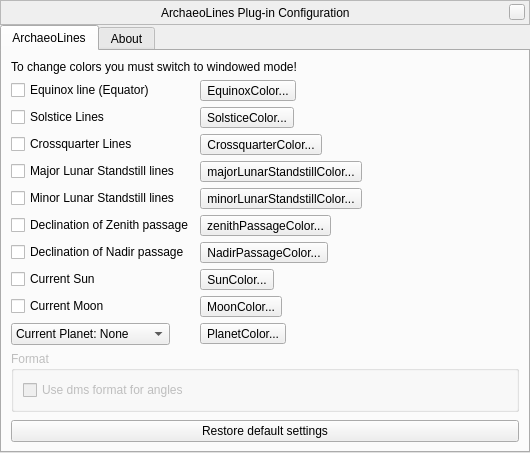
Before: the Qt Designer form plugins/ArchaeoLines/src/gui/archaeoLinesDialog.ui in 519984307/stellarium_src, drawn with Qt 5.
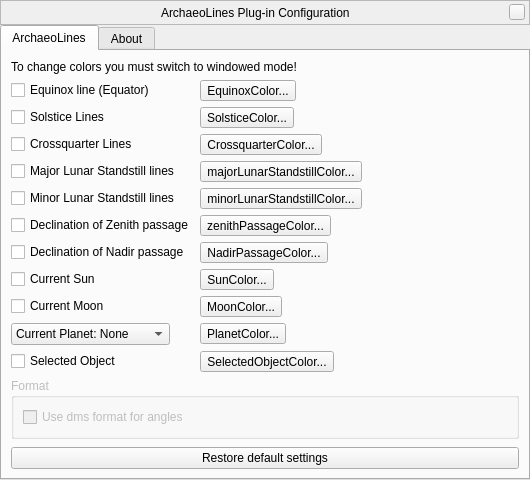
After: the same form once the commit is applied. Custom widgets are drawn as their Qt base class.

Commit message: Added line for declination of selected object. Removed debug messages.

What changed in the file:
```diff
--- a/plugins/ArchaeoLines/src/gui/archaeoLinesDialog.ui
+++ b/plugins/ArchaeoLines/src/gui/archaeoLinesDialog.ui
@@ -342,6 +342,20 @@
            </property>
           </widget>
          </item>
+         <item row="10" column="0">
+          <widget class="QCheckBox" name="selectedObjectCheckBox">
+           <property name="text">
+            <string>Selected Object</string>
+           </property>
+          </widget>
+         </item>
+         <item row="10" column="1">
+          <widget class="QToolButton" name="selectedObjectColorToolButton">
+           <property name="text">
+            <string>SelectedObjectColor...</string>
+           </property>
+          </widget>
+         </item>
         </layout>
        </item>
        <item>
```
The commit also changes 4 other files.
